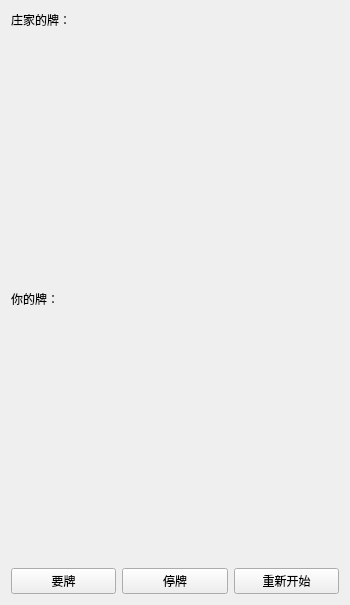
Above: Mini-Tools/blackjackwidget.ui from Chrollis/Mini-Tools before the change. Below: the same form after it.
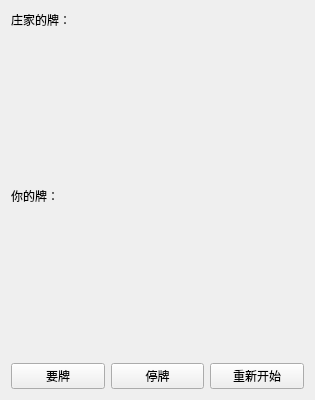
That is the form after the change.

Diff of the .ui file:
```diff
--- a/Mini-Tools/blackjackwidget.ui
+++ b/Mini-Tools/blackjackwidget.ui
@@ -6,14 +6,14 @@
    <rect>
     <x>0</x>
     <y>0</y>
-    <width>350</width>
-    <height>605</height>
+    <width>315</width>
+    <height>400</height>
    </rect>
   </property>
   <property name="minimumSize">
    <size>
-    <width>350</width>
-    <height>600</height>
+    <width>0</width>
+    <height>400</height>
    </size>
   </property>
   <property name="windowTitle">
```
